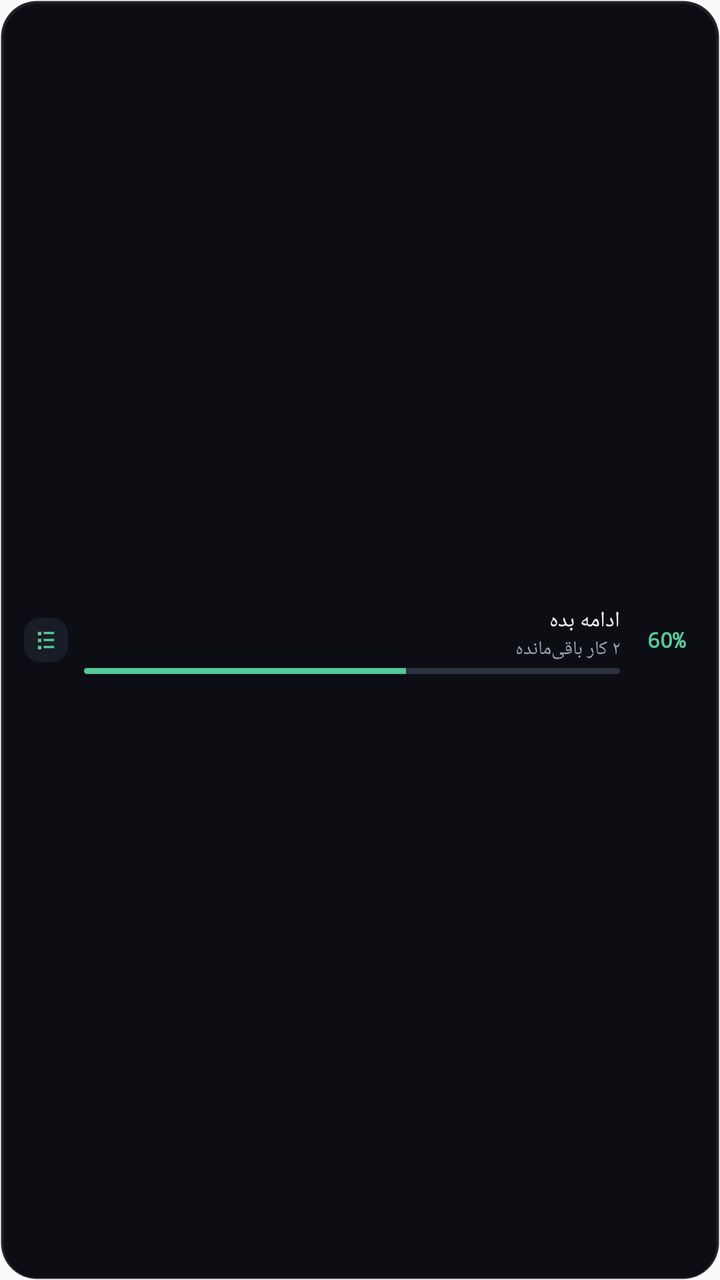
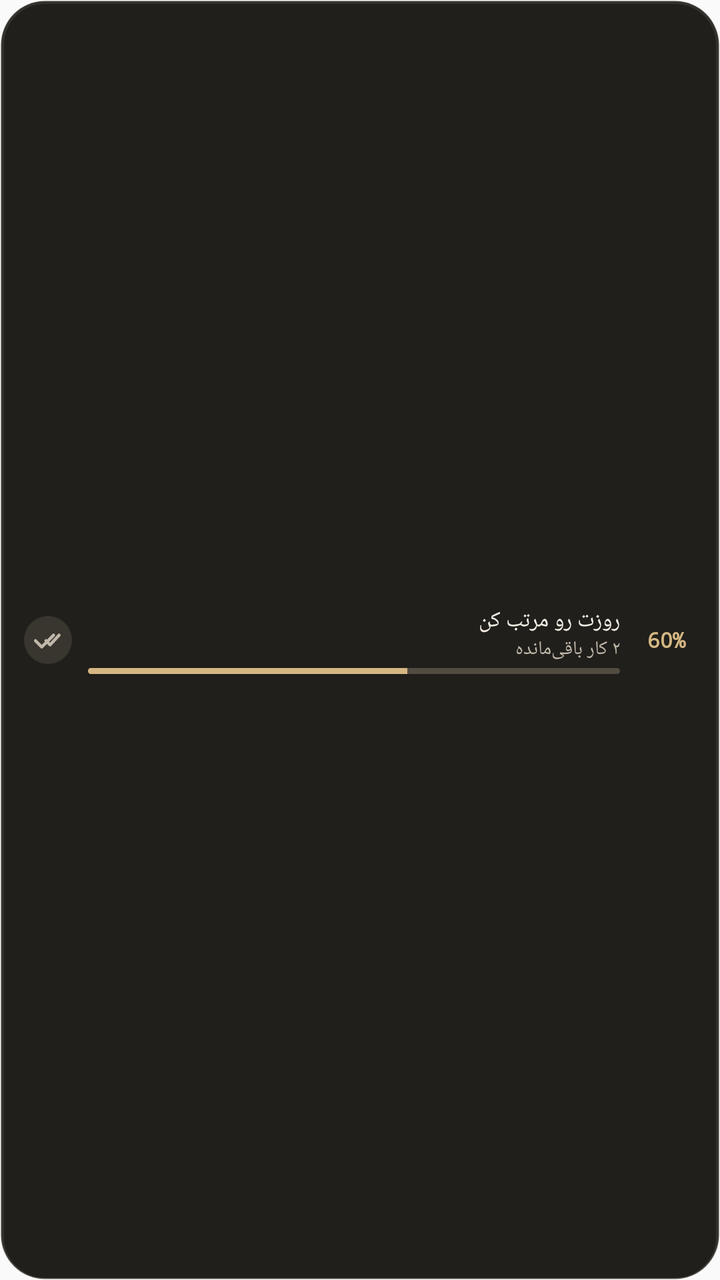

The first picture is an Android layout as it rendered before a commit; the second is the same layout after the commit. The layout source and the unified diff follow.
<!-- AndroidManifest.xml: application theme AppTheme -->
<!-- res/layout/widget_small.xml -->
<?xml version="1.0" encoding="utf-8"?>
<LinearLayout xmlns:android="http://schemas.android.com/apk/res/android"
    android:id="@+id/widget_small_root"
    android:layout_width="match_parent"
    android:layout_height="match_parent"
    android:background="@drawable/widget_bg_a"
    android:gravity="center_vertical"
    android:orientation="horizontal"
    android:paddingStart="12dp"
    android:paddingTop="6dp"
    android:paddingEnd="12dp"
    android:paddingBottom="6dp">

    
    <ImageView
        android:id="@+id/widget_small_icon"
        android:layout_width="22dp"
        android:layout_height="22dp"
        android:contentDescription="Tedlist"
        android:src="@drawable/ic_tedlist_mark"
        android:background="@drawable/widget_task_bg_a"
        android:padding="4dp" />

    <LinearLayout
        android:layout_width="0dp"
        android:layout_height="wrap_content"
        android:layout_marginStart="8dp"
        android:layout_marginEnd="8dp"
        android:layout_weight="1"
        android:orientation="vertical">

        <TextView
            android:id="@+id/widget_small_headline"
            android:layout_width="match_parent"
            android:layout_height="wrap_content"
            android:singleLine="true"
            android:ellipsize="end"
            android:fontFamily="sans-serif-medium"
            android:text="ادامه بده"
            android:textColor="@color/ted_a_text"
            android:textSize="11sp" />

        <TextView
            android:id="@+id/widget_small_sub"
            android:layout_width="match_parent"
            android:layout_height="wrap_content"
            android:singleLine="true"
            android:ellipsize="end"
            android:fontFamily="sans-serif"
            android:text="۲ کار باقی‌مانده"
            android:textColor="@color/ted_a_secondary"
            android:textSize="9.5sp" />

        <ProgressBar
            android:id="@+id/widget_small_progress"
            style="?android:attr/progressBarStyleHorizontal"
            android:layout_width="match_parent"
            android:layout_height="3dp"
            android:layout_marginTop="3dp"
            android:max="100"
            android:progress="60"
            android:progressDrawable="@drawable/widget_progress_bar_a" />
    </LinearLayout>

    <TextView
        android:id="@+id/widget_small_percent"
        android:layout_width="wrap_content"
        android:layout_height="wrap_content"
        android:minWidth="30dp"
        android:gravity="center"
        android:fontFamily="monospace"
        android:text="60%"
        android:textColor="@color/ted_a_accent"
        android:textSize="10.5sp"
        android:textStyle="bold" />
</LinearLayout>
<!-- resources referenced by this layout -->
<resources>
  <color name="ted_a_accent">#55C79A</color>
  <color name="ted_a_secondary">#9AA3B2</color>
  <color name="ted_a_text">#F2F4F8</color>
  <!-- drawable ic_tedlist_mark (drawable) -->
  <?xml version="1.0" encoding="utf-8"?>
  <vector xmlns:android="http://schemas.android.com/apk/res/android"
      android:width="24dp" android:height="24dp"
      android:viewportWidth="24" android:viewportHeight="24">
      <path android:fillColor="#55C79A" android:pathData="M5,5h3v3H5zM10,5h9v2H10zM5,11h3v3H5zM10,11h9v2H10zM5,17h3v3H5zM10,17h9v2H10z"/>
  </vector>
  <!-- drawable widget_bg_a (drawable) -->
  <?xml version="1.0" encoding="utf-8"?>
  <layer-list xmlns:android="http://schemas.android.com/apk/res/android">
      <item>
          <shape android:shape="rectangle">
              <solid android:color="@color/ted_a_bg" />
              <corners android:radius="18dp" />
              <stroke android:width="1dp" android:color="@color/ted_a_border" />
          </shape>
      </item>
      <item android:top="1dp" android:left="1dp" android:right="1dp">
          <shape android:shape="rectangle">
              <solid android:color="@android:color/transparent" />
              <corners android:radius="17dp" />
              <stroke android:width="1dp" android:color="@color/ted_a_rim" />
          </shape>
      </item>
  </layer-list>
  <!-- drawable widget_progress_bar_a (drawable) -->
  <?xml version="1.0" encoding="utf-8"?>
  <layer-list xmlns:android="http://schemas.android.com/apk/res/android">
      <item android:id="@android:id/background" android:drawable="@drawable/widget_track_a" />
      <item android:id="@android:id/progress" android:drawable="@drawable/widget_progress_a" />
  </layer-list>
  <!-- drawable widget_task_bg_a (drawable) -->
  <?xml version="1.0" encoding="utf-8"?>
  <shape xmlns:android="http://schemas.android.com/apk/res/android" android:shape="rectangle">
      <solid android:color="@color/ted_a_task" />
      <corners android:radius="8dp" />
  </shape>
  <style name="AppTheme" parent="Theme.AppCompat.Light.DarkActionBar">
          
          <item name="colorPrimary">@color/colorPrimary</item>
          <item name="colorPrimaryDark">@color/colorPrimaryDark</item>
          <item name="colorAccent">@color/colorAccent</item>
      </style>
  <color name="ted_a_bg">#0C0E14</color>
  <color name="ted_a_border">#1FFFFFFF</color>
  <color name="ted_a_rim">#12FFFFFF</color>
  <!-- drawable widget_track_a (drawable) -->
  <?xml version="1.0" encoding="utf-8"?>
  <shape xmlns:android="http://schemas.android.com/apk/res/android" android:shape="rectangle">
      <solid android:color="@color/ted_a_track" />
      <corners android:radius="4dp" />
  </shape>
  <!-- drawable widget_progress_a (drawable) -->
  <?xml version="1.0" encoding="utf-8"?>
  <clip xmlns:android="http://schemas.android.com/apk/res/android">
      <shape android:shape="rectangle">
          <solid android:color="@color/ted_a_accent" />
          <corners android:radius="4dp" />
      </shape>
  </clip>
  <color name="ted_a_task">#191D27</color>
  <color name="colorPrimary">#6366f1</color>
  <color name="colorPrimaryDark">#4f46e5</color>
  <color name="colorAccent">#818cf8</color>
  <color name="ted_a_track">#2B313D</color>
</resources>

<!-- the commit's change to res/layout/widget_small.xml (unified diff, before → after) -->
@@ -3,7 +3,7 @@
     android:id="@+id/widget_small_root"
     android:layout_width="match_parent"
     android:layout_height="match_parent"
-    android:background="@drawable/widget_bg_a"
+    android:background="@drawable/widget_bg_b"
     android:gravity="center_vertical"
     android:orientation="horizontal"
     android:paddingStart="12dp"
@@ -14,12 +14,12 @@
     
     <ImageView
         android:id="@+id/widget_small_icon"
-        android:layout_width="22dp"
-        android:layout_height="22dp"
+        android:layout_width="24dp"
+        android:layout_height="24dp"
         android:contentDescription="Tedlist"
-        android:src="@drawable/ic_tedlist_mark"
-        android:background="@drawable/widget_task_bg_a"
-        android:padding="4dp" />
+        android:src="@drawable/ic_widget_check_brand"
+        android:background="@drawable/widget_task_bg_b"
+        android:padding="3.5dp" />
 
     <LinearLayout
         android:layout_width="0dp"
@@ -36,8 +36,8 @@
             android:singleLine="true"
             android:ellipsize="end"
             android:fontFamily="sans-serif-medium"
-            android:text="ادامه بده"
-            android:textColor="@color/ted_a_text"
+            android:text="روزت رو مرتب کن"
+            android:textColor="@color/ted_b_text"
             android:textSize="11sp" />
 
         <TextView
@@ -48,7 +48,7 @@
             android:ellipsize="end"
             android:fontFamily="sans-serif"
             android:text="۲ کار باقی‌مانده"
-            android:textColor="@color/ted_a_secondary"
+            android:textColor="@color/ted_b_secondary"
             android:textSize="9.5sp" />
 
         <ProgressBar
@@ -59,7 +59,7 @@
             android:layout_marginTop="3dp"
             android:max="100"
             android:progress="60"
-            android:progressDrawable="@drawable/widget_progress_bar_a" />
+            android:progressDrawable="@drawable/widget_progress_bar_b" />
     </LinearLayout>
 
     <TextView
@@ -70,7 +70,7 @@
         android:gravity="center"
         android:fontFamily="monospace"
         android:text="60%"
-        android:textColor="@color/ted_a_accent"
+        android:textColor="@color/ted_b_accent"
         android:textSize="10.5sp"
         android:textStyle="bold" />
 </LinearLayout>
<!-- resource entries referenced after the edit -->
@@ -1,44 +1,51 @@
 <!-- resources referenced by this layout -->
 <resources>
-  <color name="ted_a_accent">#55C79A</color>
-  <color name="ted_a_secondary">#9AA3B2</color>
-  <color name="ted_a_text">#F2F4F8</color>
-  <!-- drawable ic_tedlist_mark (drawable) -->
-  <?xml version="1.0" encoding="utf-8"?>
+  <color name="ted_b_accent">#D5B783</color>
+  <color name="ted_b_secondary">#C0B8AA</color>
+  <color name="ted_b_text">#F4EFE6</color>
+  <!-- drawable ic_widget_check_brand (drawable) -->
   <vector xmlns:android="http://schemas.android.com/apk/res/android"
-      android:width="24dp" android:height="24dp"
-      android:viewportWidth="24" android:viewportHeight="24">
-      <path android:fillColor="#55C79A" android:pathData="M5,5h3v3H5zM10,5h9v2H10zM5,11h3v3H5zM10,11h9v2H10zM5,17h3v3H5zM10,17h9v2H10z"/>
+      android:width="20dp"
+      android:height="20dp"
+      android:viewportWidth="24"
+      android:viewportHeight="24">
+      <path
+          android:fillColor="#00000000"
+          android:strokeColor="#C0B8AA"
+          android:strokeWidth="2.2"
+          android:strokeLineCap="round"
+          android:strokeLineJoin="round"
+          android:pathData="M3,12.5 L7.5,17 L16,8.5 M10.5,12.5 L13.5,15.5 L20,8.5" />
   </vector>
-  <!-- drawable widget_bg_a (drawable) -->
+  <!-- drawable widget_bg_b (drawable) -->
   <?xml version="1.0" encoding="utf-8"?>
   <layer-list xmlns:android="http://schemas.android.com/apk/res/android">
       <item>
           <shape android:shape="rectangle">
-              <solid android:color="@color/ted_a_bg" />
-              <corners android:radius="18dp" />
-              <stroke android:width="1dp" android:color="@color/ted_a_border" />
+              <solid android:color="@color/ted_b_bg" />
+              <corners android:radius="22dp" />
+              <stroke android:width="1dp" android:color="@color/ted_b_border" />
           </shape>
       </item>
       <item android:top="1dp" android:left="1dp" android:right="1dp">
           <shape android:shape="rectangle">
               <solid android:color="@android:color/transparent" />
-              <corners android:radius="17dp" />
-              <stroke android:width="1dp" android:color="@color/ted_a_rim" />
+              <corners android:radius="21dp" />
+              <stroke android:width="1dp" android:color="@color/ted_b_rim" />
           </shape>
       </item>
   </layer-list>
-  <!-- drawable widget_progress_bar_a (drawable) -->
+  <!-- drawable widget_progress_bar_b (drawable) -->
   <?xml version="1.0" encoding="utf-8"?>
   <layer-list xmlns:android="http://schemas.android.com/apk/res/android">
-      <item android:id="@android:id/background" android:drawable="@drawable/widget_track_a" />
-      <item android:id="@android:id/progress" android:drawable="@drawable/widget_progress_a" />
+      <item android:id="@android:id/background" android:drawable="@drawable/widget_track_b" />
+      <item android:id="@android:id/progress" android:drawable="@drawable/widget_progress_b" />
   </layer-list>
-  <!-- drawable widget_task_bg_a (drawable) -->
+  <!-- drawable widget_task_bg_b (drawable) -->
   <?xml version="1.0" encoding="utf-8"?>
   <shape xmlns:android="http://schemas.android.com/apk/res/android" android:shape="rectangle">
-      <solid android:color="@color/ted_a_task" />
-      <corners android:radius="8dp" />
+      <solid android:color="@color/ted_b_task" />
+      <corners android:radius="12dp" />
   </shape>
   <style name="AppTheme" parent="Theme.AppCompat.Light.DarkActionBar">
           
@@ -46,27 +53,27 @@
           <item name="colorPrimaryDark">@color/colorPrimaryDark</item>
           <item name="colorAccent">@color/colorAccent</item>
       </style>
-  <color name="ted_a_bg">#0C0E14</color>
-  <color name="ted_a_border">#1FFFFFFF</color>
-  <color name="ted_a_rim">#12FFFFFF</color>
-  <!-- drawable widget_track_a (drawable) -->
+  <color name="ted_b_bg">#211F1B</color>
+  <color name="ted_b_border">#26F6EDE1</color>
+  <color name="ted_b_rim">#14FFFFFF</color>
+  <!-- drawable widget_track_b (drawable) -->
   <?xml version="1.0" encoding="utf-8"?>
   <shape xmlns:android="http://schemas.android.com/apk/res/android" android:shape="rectangle">
-      <solid android:color="@color/ted_a_track" />
+      <solid android:color="@color/ted_b_track" />
       <corners android:radius="4dp" />
   </shape>
-  <!-- drawable widget_progress_a (drawable) -->
+  <!-- drawable widget_progress_b (drawable) -->
   <?xml version="1.0" encoding="utf-8"?>
   <clip xmlns:android="http://schemas.android.com/apk/res/android">
       <shape android:shape="rectangle">
-          <solid android:color="@color/ted_a_accent" />
+          <solid android:color="@color/ted_b_accent" />
           <corners android:radius="4dp" />
       </shape>
   </clip>
-  <color name="ted_a_task">#191D27</color>
+  <color name="ted_b_task">#39352F</color>
   <color name="colorPrimary">#6366f1</color>
   <color name="colorPrimaryDark">#4f46e5</color>
   <color name="colorAccent">#818cf8</color>
-  <color name="ted_a_track">#2B313D</color>
+  <color name="ted_b_track">#514B42</color>
 </resources>
 
